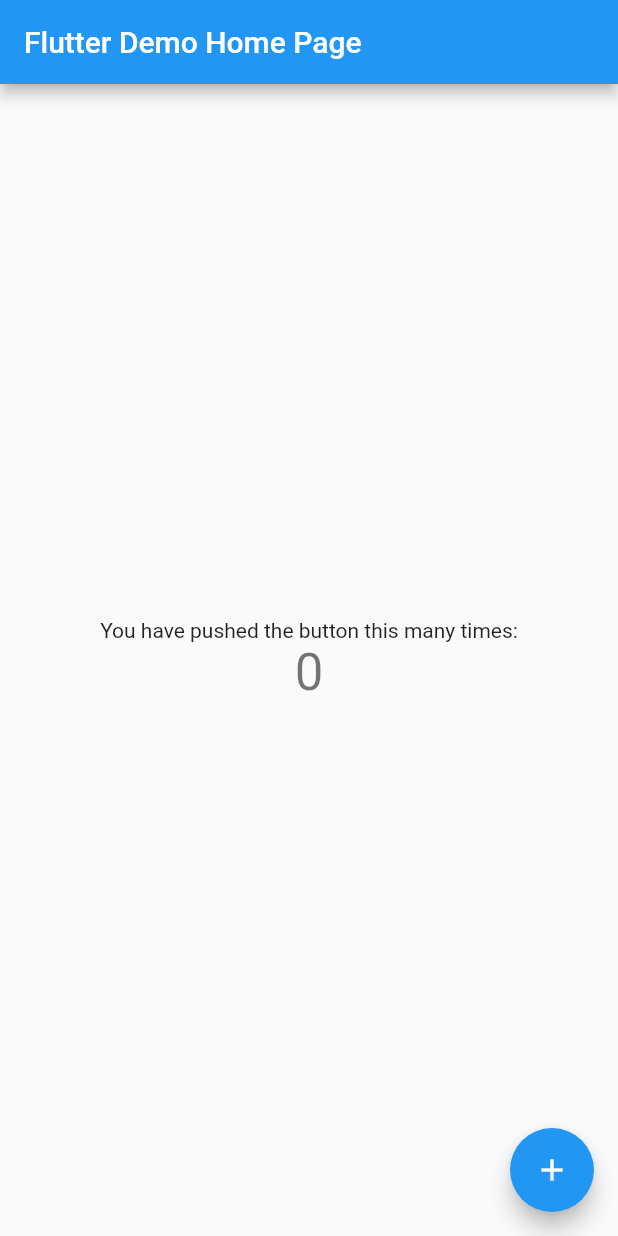
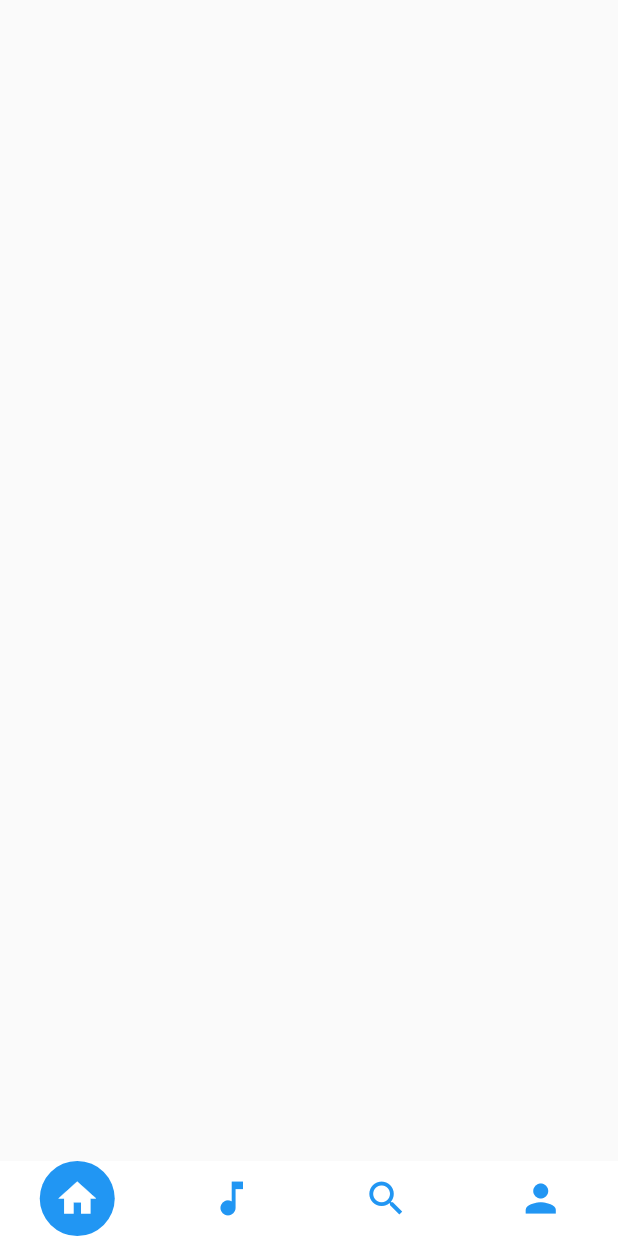
Before and after one commit to rajatKumar023/music_flutter, a Flutter app: the screen it shows after launch, on a phone screen of 412 x 824 dp. Run offline on Flutter 3.47's test engine with Material 2 defaults, Android fonts, the phone set to English and light mode, and no system bars; our stand-ins replace flutter_mobx, mobx; generated files the repository leaves out were written again.

Commit message:
added bottom tab bar

```diff
--- /dev/null
+++ b/lib/customs/bottom_navigation_bar.dart
@@ -0,0 +1,66 @@
+import 'package:flutter/material.dart';
+import 'package:music_flutter/customs/store_observer.dart';
+import 'package:music_flutter/stores/tab_bar_store.dart';
+
+class CustomBottomNavigationBar extends StatelessWidget {
+  @override
+  Widget build(BuildContext context) {
+    return StoreObserver<TabBarStore>(
+      builder: (TabBarStore tabBarStore, BuildContext context) {
+        return Container(
+          width: MediaQuery.of(context).size.width,
+          color: Colors.white,
+          child: Row(
+            mainAxisAlignment: MainAxisAlignment.spaceAround,
+            children: <Widget>[
+              tabBarItem(
+                tabBarStore: tabBarStore,
+                index: 0,
+                iconData: Icons.home,
+              ),
+              tabBarItem(
+                tabBarStore: tabBarStore,
+                index: 1,
+                iconData: Icons.music_note,
+              ),
+              tabBarItem(
+                tabBarStore: tabBarStore,
+                index: 2,
+                iconData: Icons.search,
+              ),
+              tabBarItem(
+                tabBarStore: tabBarStore,
+                index: 3,
+                iconData: Icons.person,
+              ),
+            ],
+          ),
+        );
+      },
+    );
+  }
+
+  tabBarItem({TabBarStore tabBarStore, int index, IconData iconData}) {
+    return InkWell(
+      onTap: () {
+        if (tabBarStore.selectedTabBar != index) {
+          tabBarStore.changeTabBar(index);
+        }
+      },
+      child: Container(
+        padding: EdgeInsets.all(10.0),
+        decoration: BoxDecoration(
+          borderRadius: BorderRadius.circular(50.0),
+          color:
+              tabBarStore.selectedTabBar == index ? Colors.blue : Colors.white,
+        ),
+        child: Icon(
+          iconData,
+          color:
+              tabBarStore.selectedTabBar == index ? Colors.white : Colors.blue,
+          size: 30.0,
+        ),
+      ),
+    );
+  }
+}
--- /dev/null
+++ b/lib/customs/store_observer.dart
@@ -0,0 +1,19 @@
+import 'package:flutter/material.dart';
+import 'package:flutter_mobx/flutter_mobx.dart';
+import 'package:provider/provider.dart';
+
+typedef ProviderWidgetBuilder<T> = Widget Function(
+    T provider, BuildContext context);
+
+class StoreObserver<T> extends StatelessWidget {
+  const StoreObserver({@required this.builder});
+
+  final ProviderWidgetBuilder<T> builder;
+
+  @override
+  Widget build(BuildContext context) {
+    return Observer(
+        builder: (BuildContext context) =>
+            builder(Provider.of<T>(context), context));
+  }
+}
--- a/lib/main.dart
+++ b/lib/main.dart
@@ -1,111 +1,24 @@
 import 'package:flutter/material.dart';
+import 'package:music_flutter/presentations/home_page.dart';
+import 'package:music_flutter/stores/tab_bar_store.dart';
+import 'package:provider/provider.dart';
 
 void main() => runApp(MyApp());
 
 class MyApp extends StatelessWidget {
-  // This widget is the root of your application.
   @override
   Widget build(BuildContext context) {
-    return MaterialApp(
-      title: 'Flutter Demo',
-      theme: ThemeData(
-        // This is the theme of your application.
-        //
-        // Try running your application with "flutter run". You'll see the
-        // application has a blue toolbar. Then, without quitting the app, try
-        // changing the primarySwatch below to Colors.green and then invoke
-        // "hot reload" (press "r" in the console where you ran "flutter run",
-        // or simply save your changes to "hot reload" in a Flutter IDE).
-        // Notice that the counter didn't reset back to zero; the application
-        // is not restarted.
-        primarySwatch: Colors.blue,
+    return MultiProvider(
+      providers: [
+        Provider<TabBarStore>.value(value: TabBarStore()),
+      ],
+      child: MaterialApp(
+        title: 'Flutter Demo',
+        theme: ThemeData(
+          primarySwatch: Colors.blue,
+        ),
+        home: HomePage(),
       ),
-      home: MyHomePage(title: 'Flutter Demo Home Page'),
     );
   }
 }
-
-class MyHomePage extends StatefulWidget {
-  MyHomePage({Key key, this.title}) : super(key: key);
-
-  // This widget is the home page of your application. It is stateful, meaning
-  // that it has a State object (defined below) that contains fields that affect
-  // how it looks.
-
-  // This class is the configuration for the state. It holds the values (in this
-  // case the title) provided by the parent (in this case the App widget) and
-  // used by the build method of the State. Fields in a Widget subclass are
-  // always marked "final".
-
-  final String title;
-
-  @override
-  _MyHomePageState createState() => _MyHomePageState();
-}
-
-class _MyHomePageState extends State<MyHomePage> {
-  int _counter = 0;
-
-  void _incrementCounter() {
-    setState(() {
-      // This call to setState tells the Flutter framework that something has
-      // changed in this State, which causes it to rerun the build method below
-      // so that the display can reflect the updated values. If we changed
-      // _counter without calling setState(), then the build method would not be
-      // called again, and so nothing would appear to happen.
-      _counter++;
-    });
-  }
-
-  @override
-  Widget build(BuildContext context) {
-    // This method is rerun every time setState is called, for instance as done
-    // by the _incrementCounter method above.
-    //
-    // The Flutter framework has been optimized to make rerunning build methods
-    // fast, so that you can just rebuild anything that needs updating rather
-    // than having to individually change instances of widgets.
-    return Scaffold(
-      appBar: AppBar(
-        // Here we take the value from the MyHomePage object that was created by
-        // the App.build method, and use it to set our appbar title.
-        title: Text(widget.title),
-      ),
-      body: Center(
-        // Center is a layout widget. It takes a single child and positions it
-        // in the middle of the parent.
-        child: Column(
-          // Column is also layout widget. It takes a list of children and
-          // arranges them vertically. By default, it sizes itself to fit its
-          // children horizontally, and tries to be as tall as its parent.
-          //
-          // Invoke "debug painting" (press "p" in the console, choose the
-          // "Toggle Debug Paint" action from the Flutter Inspector in Android
-          // Studio, or the "Toggle Debug Paint" command in Visual Studio Code)
-          // to see the wireframe for each widget.
-          //
-          // Column has various properties to control how it sizes itself and
-          // how it positions its children. Here we use mainAxisAlignment to
-          // center the children vertically; the main axis here is the vertical
-          // axis because Columns are vertical (the cross axis would be
-          // horizontal).
-          mainAxisAlignment: MainAxisAlignment.center,
-          children: <Widget>[
-            Text(
-              'You have pushed the button this many times:',
-            ),
-            Text(
-              '$_counter',
-              style: Theme.of(context).textTheme.display1,
-            ),
-          ],
-        ),
-      ),
-      floatingActionButton: FloatingActionButton(
-        onPressed: _incrementCounter,
-        tooltip: 'Increment',
-        child: Icon(Icons.add),
-      ), // This trailing comma makes auto-formatting nicer for build methods.
-    );
-  }
-}
--- /dev/null
+++ b/lib/presentations/home_page.dart
@@ -0,0 +1,26 @@
+import 'package:flutter/material.dart';
+import 'package:music_flutter/customs/bottom_navigation_bar.dart';
+
+class HomePage extends StatelessWidget {
+  @override
+  Widget build(BuildContext context) {
+    double screenHeight = MediaQuery.of(context).size.height;
+    double screenWidth = MediaQuery.of(context).size.width;
+    return SafeArea(
+      child: Scaffold(
+        body: Container(
+          height: screenHeight,
+          width: screenWidth,
+          child: Stack(
+            children: <Widget>[
+              Positioned(
+                bottom: 0,
+                child: CustomBottomNavigationBar(),
+              )
+            ],
+          ),
+        ),
+      ),
+    );
+  }
+}
--- /dev/null
+++ b/lib/stores/tab_bar_store.dart
@@ -0,0 +1,15 @@
+import 'package:mobx/mobx.dart';
+
+part 'tab_bar_store.g.dart';
+
+class TabBarStore = _TabBarStore with _$TabBarStore;
+
+abstract class _TabBarStore with Store {
+  @observable
+  int selectedTabBar = 0;
+
+  @action
+  void changeTabBar(int index) {
+    selectedTabBar = index;
+  }
+}
--- a/pubspec.yaml
+++ b/pubspec.yaml
@@ -23,10 +23,15 @@ dependencies:
   # The following adds the Cupertino Icons font to your application.
   # Use with the CupertinoIcons class for iOS style icons.
   cupertino_icons: ^0.1.2
+  flutter_mobx: 0.3.0+1
+  provider: ^3.0.0+1
+  mobx: 0.3.5
 
 dev_dependencies:
   flutter_test:
     sdk: flutter
+  build_runner: ^1.3.1
+  mobx_codegen: 0.3.3+1
 
 
 # For information on the generic Dart part of this file, see the
```
Also changed, not shown: lib/stores/tab_bar_store.g.dart (added), pubspec.lock.
